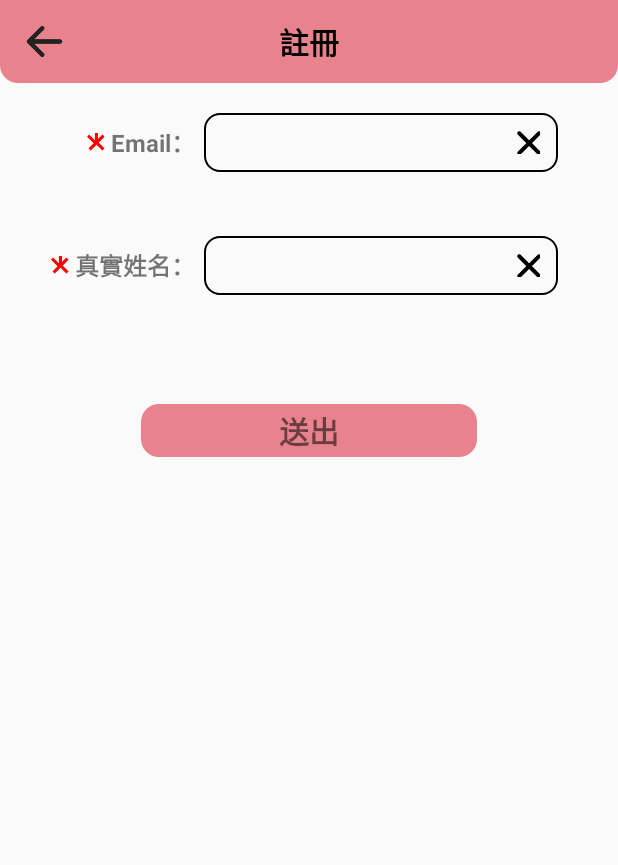
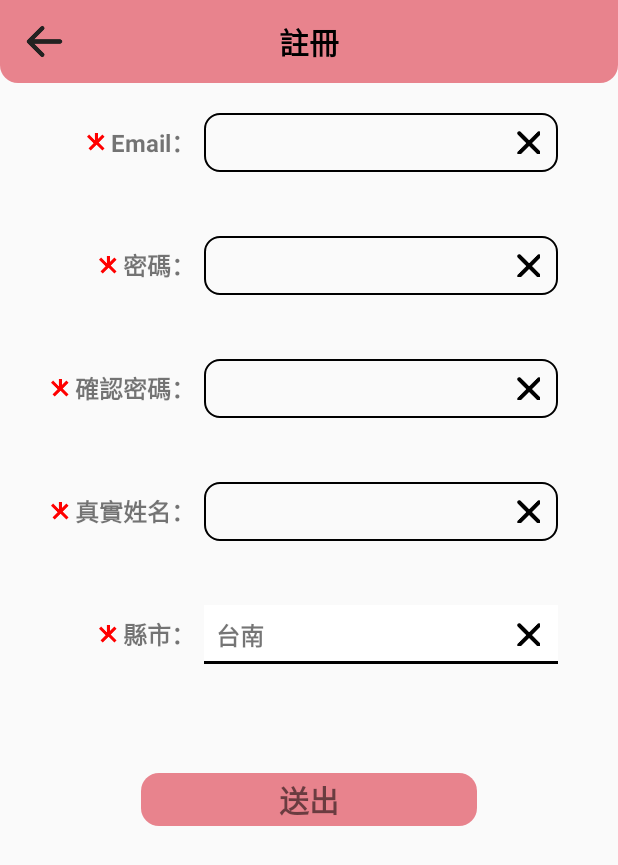
Before and after one commit to ives9999/hbc_android, an Android app: the RegisterActivity screen opened directly, with no data from a screen before it, on a phone screen of 412 x 824 dp. Shown: the top 865 px of the screen. Run offline under Robolectric (Android 15) with nearby library versions, the light colour scheme and no system bars.

Commit message:
city select for member start.

```diff
--- a/app/src/main/AndroidManifest.xml
+++ b/app/src/main/AndroidManifest.xml
@@ -13,6 +13,9 @@
         android:supportsRtl="true"
         android:theme="@style/Theme.Hbc.NoActionBar"
         tools:targetApi="31">
+        <activity
+            android:name=".controllers.SelectCity"
+            android:exported="false" />
         <activity
             android:name=".controllers.RegisterActivity"
             android:exported="false" />
--- a/app/src/main/java/tw/com/bluemobile/hbc/Views/EditTextNormal.kt
+++ b/app/src/main/java/tw/com/bluemobile/hbc/Views/EditTextNormal.kt
@@ -1,6 +1,7 @@
 package tw.com.bluemobile.hbc.Views
 
 import android.content.Context
+import android.text.InputType
 import android.util.AttributeSet
 import android.view.View
 import android.widget.EditText
@@ -17,16 +18,24 @@ class EditTextNormal @JvmOverloads constructor(context: Context, attrs: Attribut
     private var editET: EditText? = null
 
     init {
-        if (attrs != null) {
-            val attributes = context.theme.obtainStyledAttributes(attrs, R.styleable.EditTextNormal, 0, 0)
+        attrs?.let {
+            val typedArray = context.obtainStyledAttributes(it, R.styleable.EditTextNormal, 0, 0)
 
             view.findViewById<TextView>(R.id.titleTV) ?. let {
-                it.text = attributes.getString(R.styleable.EditTextNormal_titleTV) ?: ""
+                it.text = typedArray.getString(R.styleable.EditTextNormal_titleTV) ?: ""
             }
 
             view.findViewById<EditText>(R.id.valueET) ?. let {
                 editET = it
-                editET!!.text = (attributes.getString(R.styleable.EditTextNormal_valueET) ?: "").toEditable()
+
+                val keyboard: String = typedArray.getString(R.styleable.EditTextNormal_keyboard) ?: ""
+                if (keyboard == "password") {
+                    //editET!!.inputType = InputType.TYPE_TEXT_VARIATION_PASSWORD
+                    editET!!.inputType =
+                        InputType.TYPE_CLASS_TEXT or InputType.TYPE_TEXT_VARIATION_PASSWORD
+                }
+
+                editET!!.text = (typedArray.getString(R.styleable.EditTextNormal_valueET) ?: "").toEditable()
             }
         }
 
--- /dev/null
+++ b/app/src/main/java/tw/com/bluemobile/hbc/Views/More.kt
@@ -0,0 +1,41 @@
+package tw.com.bluemobile.hbc.Views
+
+import android.content.Context
+import android.util.AttributeSet
+import android.view.View
+import android.widget.ImageView
+import android.widget.LinearLayout
+import android.widget.TextView
+import tw.com.bluemobile.hbc.R
+import tw.com.bluemobile.hbc.controllers.BaseActivity
+
+class More @JvmOverloads constructor(context: Context, attrs: AttributeSet? = null, defStyleAttr: Int = 0):
+    LinearLayout(context, attrs, defStyleAttr) {
+
+    private val view: View = View.inflate(context, R.layout.more, this)
+
+    init {
+        attrs?.let {
+            val typedArray = context.obtainStyledAttributes(it, R.styleable.More, 0, 0)
+
+            view.findViewById<TextView>(R.id.titleTV) ?. let {
+                it.text = typedArray.getString(R.styleable.More_moreTitleTV) ?: ""
+            }
+        }
+
+        view.findViewById<TextView>(R.id.valueTV) ?. let {
+            it.setOnClickListener {
+                (context as? BaseActivity) ?. let { delegate->
+                    delegate.toSelectCity(delegate)
+                }
+            }
+        }
+
+        view.findViewById<ImageView>(R.id.clear) ?. let {
+            it.setOnClickListener {
+                //editET?.text = "".toEditable()
+            }
+        }
+    }
+
+}
--- a/app/src/main/java/tw/com/bluemobile/hbc/controllers/BaseActivity.kt
+++ b/app/src/main/java/tw/com/bluemobile/hbc/controllers/BaseActivity.kt
@@ -13,7 +13,7 @@ import tw.com.bluemobile.hbc.utilities.TabEnum
 var able_enum: TabEnum = TabEnum.member //每一組頁面，都有一個專屬的代號的enum
 var msg: String = "" //目前使用在傳送錯誤訊息
 
-open class BaseActivity : AppCompatActivity(), ToMember, ToNeedBlood {
+open class BaseActivity : AppCompatActivity(), ToMember, ToNeedBlood, To {
 
     override fun onCreate(savedInstanceState: Bundle?) {
         super.onCreate(savedInstanceState)
--- /dev/null
+++ b/app/src/main/res/drawable/underline.xml
@@ -0,0 +1,9 @@
+<?xml version="1.0" encoding="utf-8"?>
+<layer-list xmlns:android="http://schemas.android.com/apk/res/android">
+    <item android:top="-2dp" android:left="-2dp" android:right="-2dp">
+        <shape android:shape="rectangle">
+            <stroke android:width="2dp" android:color="#000000" />
+            <solid android:color="#FFFFFF" />
+        </shape>
+    </item>
+</layer-list>
--- a/app/src/main/res/layout/activity_register.xml
+++ b/app/src/main/res/layout/activity_register.xml
@@ -14,16 +14,41 @@
     <tw.com.bluemobile.hbc.Views.EditTextNormal
         android:id="@+id/email"
         android:layout_width="match_parent"
-        android:layout_height="70dp"
-        android:layout_marginTop="12dp"
-        app:titleTV="Email" />
+        android:layout_height="@dimen/formitem_container_height"
+        android:layout_marginTop="@dimen/formitem_container_marginTop"
+        app:titleTV="Email"
+        />
+
+    <tw.com.bluemobile.hbc.Views.EditTextNormal
+        android:id="@+id/password"
+        android:layout_width="match_parent"
+        android:layout_height="@dimen/formitem_container_height"
+        android:layout_marginTop="@dimen/formitem_container_marginTop"
+        app:titleTV="@string/password"
+        app:keyboard="password"
+        />
+
+    <tw.com.bluemobile.hbc.Views.EditTextNormal
+        android:id="@+id/repassword"
+        android:layout_width="match_parent"
+        android:layout_height="@dimen/formitem_container_height"
+        android:layout_marginTop="@dimen/formitem_container_marginTop"
+        app:titleTV="確認密碼"
+        app:keyboard="password"
+        />
 
     <tw.com.bluemobile.hbc.Views.EditTextNormal
         android:id="@+id/name"
         android:layout_width="match_parent"
-        android:layout_height="70dp"
-        android:layout_marginTop="12dp"
+        android:layout_height="@dimen/formitem_container_height"
+        android:layout_marginTop="@dimen/formitem_container_marginTop"
         app:titleTV="真實姓名" />
+
+    <tw.com.bluemobile.hbc.Views.More
+        android:layout_width="match_parent"
+        android:layout_height="@dimen/formitem_container_height"
+        android:layout_marginTop="@dimen/formitem_container_marginTop"
+        app:moreTitleTV="縣市" />
 
     <LinearLayout
         android:id="@+id/submit"
--- /dev/null
+++ b/app/src/main/res/layout/more.xml
@@ -0,0 +1,73 @@
+<?xml version="1.0" encoding="utf-8"?>
+<LinearLayout xmlns:android="http://schemas.android.com/apk/res/android"
+    xmlns:app="http://schemas.android.com/apk/res-auto"
+    xmlns:tools="http://schemas.android.com/tools"
+    android:layout_width="match_parent"
+    android:layout_height="match_parent">
+
+    <LinearLayout
+        android:layout_width="match_parent"
+        android:layout_height="55dp"
+        android:layout_below="@id/top"
+        android:gravity="center_vertical"
+        android:orientation="horizontal"
+        android:paddingTop="8dp"
+        android:paddingBottom="8dp">
+
+        <LinearLayout
+            android:layout_width="130dp"
+            android:layout_height="wrap_content"
+            android:layoutDirection="rtl"
+            android:orientation="horizontal">
+
+            <TextView
+                style="@style/edit_title"
+                android:layout_width="wrap_content"
+                android:layout_height="wrap_content"
+                android:text="@string/common" />
+
+            <TextView
+                android:id="@+id/titleTV"
+                style="@style/edit_title"
+                android:layout_width="wrap_content"
+                android:layout_height="wrap_content"
+                android:text="@string/city" />
+
+            <ImageView
+                android:layout_width="@dimen/star"
+                android:layout_height="@dimen/star"
+                android:layout_gravity="center_vertical"
+                android:layout_marginStart="4dp"
+                app:srcCompat="@drawable/start" />
+
+        </LinearLayout>
+
+        <LinearLayout
+            android:layout_width="wrap_content"
+            android:layout_height="wrap_content"
+            android:layout_marginStart="6dp"
+            android:background="@drawable/underline"
+            android:orientation="horizontal"
+            android:paddingEnd="12dp">
+
+            <TextView
+                android:id="@+id/valueTV"
+                style="@style/edit_title"
+                android:layout_width="200dp"
+                android:layout_height="40dp"
+                android:layout_marginStart="8dp"
+                android:background="@android:color/transparent"
+                android:gravity="center_vertical"
+                android:text="台南" />
+
+            <ImageView
+                android:id="@+id/clear"
+                android:layout_width="16dp"
+                android:layout_height="16dp"
+                android:layout_gravity="center_vertical"
+                app:srcCompat="@drawable/clear" />
+        </LinearLayout>
+
+    </LinearLayout>
+
+</LinearLayout>
--- a/app/src/main/res/values/dimens.xml
+++ b/app/src/main/res/values/dimens.xml
@@ -24,4 +24,7 @@
     <dimen name="member_home_gridview_column_width">120dp</dimen>
 
     <dimen name="star">12dp</dimen>
+
+    <dimen name="formitem_container_height">70dp</dimen>
+    <dimen name="formitem_container_marginTop">12dp</dimen>
 </resources>
--- a/app/src/main/res/values/strings.xml
+++ b/app/src/main/res/values/strings.xml
@@ -16,6 +16,8 @@
     <string name="member">我的資訊</string>
 
     <string name="email">Email</string>
+    <string name="password">密碼</string>
+    <string name="city">縣市</string>
     <string name="common">：</string>
 
     <string name="submit">送出</string>
--- a/app/src/main/res/values/themes.xml
+++ b/app/src/main/res/values/themes.xml
@@ -30,31 +30,4 @@
         <item name="windowSplashScreenBackground">@color/black</item>
         <item name="postSplashScreenTheme">@style/Theme.Hbc.NoActionBar</item>
     </style>
-
-    <style name="bottom_text">
-        <item name="android:textColor">@color/MY_BLACK</item>
-        <item name="android:textSize">13dp</item>
-        <item name="android:fontFamily">sans-serif-light</item>
-        <item name="android:textStyle">normal</item>
-    </style>
-
-    <style name="member_home_text">
-        <item name="android:textSize">16dp</item>
-        <item name="android:textStyle">bold</item>
-    </style>
-
-    <style name="edit_title">
-        <item name="android:textSize">16dp</item>
-        <item name="android:textStyle">bold</item>
-    </style>
-
-    <style name="button_submit">
-        <item name="android:textSize">20dp</item>
-        <item name="android:textStyle">bold</item>
-    </style>
-
-    <declare-styleable name="EditTextNormal">
-        <attr name="titleTV" format="string" />
-        <attr name="valueET" format="string" />
-    </declare-styleable>
 </resources>
```
Also changed, not shown: app/src/main/java/tw/com/bluemobile/hbc/Views/MoreDialog.kt (added, +106 -0 lines), app/src/main/java/tw/com/bluemobile/hbc/controllers/SelectCity.kt (added, +13 -0 lines), app/src/main/java/tw/com/bluemobile/hbc/routes/To.kt (added, +13 -0 lines), app/src/main/res/layout/activity_select_city.xml (added, +15 -0 lines), app/src/main/res/values/attrs.xml (added, +12 -0 lines), app/src/main/res/values/styles.xml (added, +24 -0 lines), app/src/main/java/tw/com/bluemobile/hbc/routes/ToNeedBlood.kt (renamed from app/src/main/java/tw/com/bluemobile/hbc/routes/toNeedBlood.kt), app/src/main/res/drawable-hdpi/more.png (added), app/src/main/res/drawable-mdpi/more.png (added), app/src/main/res/drawable/more.png (added).
